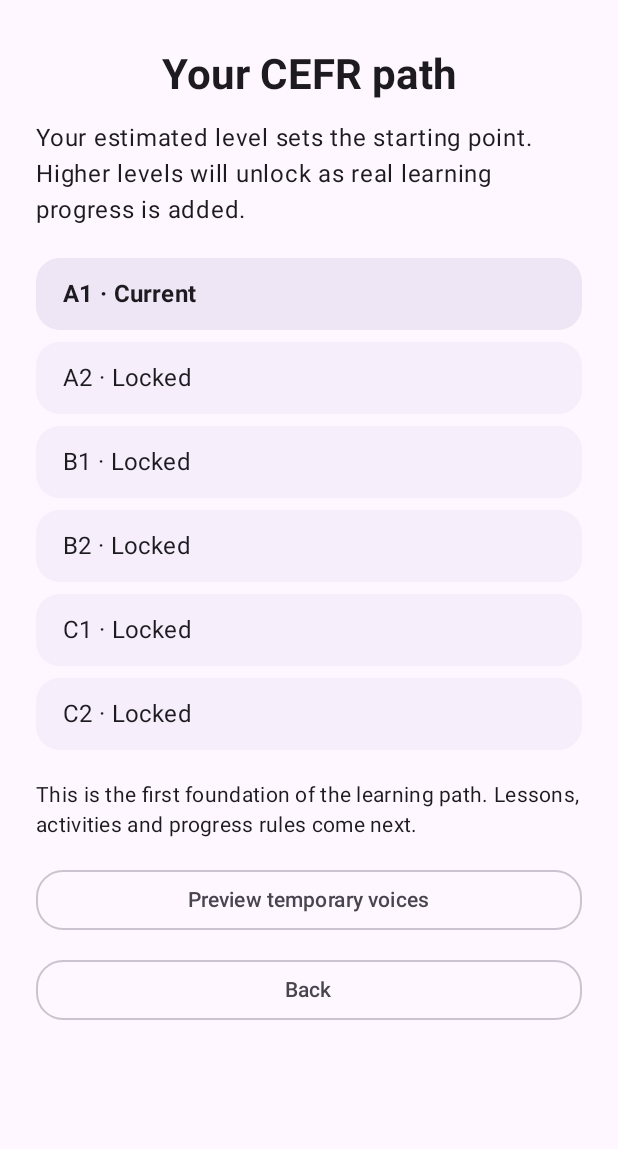
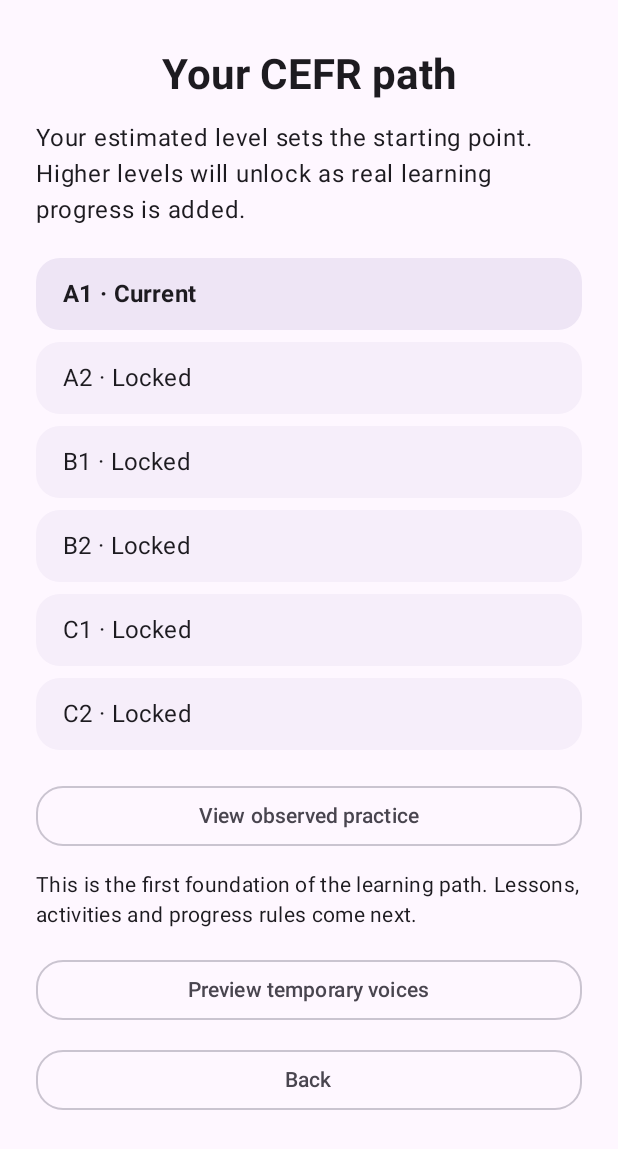
Before and after one commit to Canumori/Chiu-Know, an Android app built with Jetpack Compose: the composable LearningTrailScreen shown on its own in the app's theme, on a phone screen of 412 x 824 dp. Shown: the top 1149 px of the screen. Run offline under Robolectric (Android 15) with nearby library versions, the light colour scheme and no system bars; 2 statements that could not run were skipped.

Commit message:
feat: expose observed practice from learning trail

```diff
--- a/app/src/main/java/com/chiu/know/ui/ChiuKnowApp.kt
+++ b/app/src/main/java/com/chiu/know/ui/ChiuKnowApp.kt
@@ -90,6 +90,7 @@ import com.chiu.know.model.rebuildReviewScheduleStates
 import com.chiu.know.model.restoredLearnerPreferences
 import com.chiu.know.model.startAdaptivePlacement
 import com.chiu.know.model.startPlacementSession
+import com.chiu.know.model.summarizeLearningEvidenceBySkill
 import com.chiu.know.model.starterLearningActivityFor
 import com.chiu.know.model.starterNarrativeMicroUnitFor
 import com.chiu.know.model.supportedInterfaceLanguages
@@ -112,7 +113,7 @@ private fun learningEvidenceKey(languageCode: String) = stringSetPreferencesKey(
 private fun reviewScheduleKey(languageCode: String) = stringSetPreferencesKey("review_schedule_$languageCode")
 private const val OPTIONAL_PRACTICE_SESSION_SIZE = 5
 
-private enum class AppStep { LANGUAGE_SELECTION, PLACEMENT_INTRO, PLACEMENT_TEST, PLACEMENT_RESULT, PLACEMENT_UNRESOLVED, LEARNER_PREFERENCES, LEARNING_TRAIL, NARRATIVE_STORY, NARRATIVE_NEXT, LEARNING_ACTIVITY, VOICE_PREVIEW }
+private enum class AppStep { LANGUAGE_SELECTION, PLACEMENT_INTRO, PLACEMENT_TEST, PLACEMENT_RESULT, PLACEMENT_UNRESOLVED, LEARNER_PREFERENCES, LEARNING_TRAIL, NARRATIVE_STORY, NARRATIVE_NEXT, LEARNING_ACTIVITY, OBSERVED_PRACTICE, VOICE_PREVIEW }
 
 @Composable
 fun ChiuKnowApp() {
@@ -347,6 +348,7 @@ fun ChiuKnowApp() {
                             step = AppStep.NARRATIVE_STORY
                         }
                     },
+                    onViewObservedPractice = { step = AppStep.OBSERVED_PRACTICE },
                     onPreviewVoices = { step = AppStep.VOICE_PREVIEW },
                     onBack = {
                         step = if (trailOpenedFromResult) {
@@ -506,6 +508,10 @@ fun ChiuKnowApp() {
                         }
                     )
                 }
+                AppStep.OBSERVED_PRACTICE -> ObservedPracticeScreen(
+                    summaries = summarizeLearningEvidenceBySkill(persistedLearningEvidence),
+                    onBack = { step = AppStep.LEARNING_TRAIL }
+                )
                 AppStep.VOICE_PREVIEW -> VoiceSampleScreen(targetLanguage.code) { step = AppStep.LEARNING_TRAIL }
                 AppStep.LEARNING_ACTIVITY -> {
                     var queueRefreshTick by remember(targetLanguage.code, estimatedLevel) { mutableIntStateOf(0) }
@@ -658,6 +664,7 @@ private fun LearningTrailScreen(
     hasNarrative: Boolean,
     onStartFoundationActivity: () -> Unit,
     onStartNarrative: () -> Unit,
+    onViewObservedPractice: () -> Unit,
     onPreviewVoices: () -> Unit,
     onBack: () -> Unit
 ) {
@@ -724,6 +731,14 @@ private fun LearningTrailScreen(
             ) {
                 Text(stringResource(R.string.read_story))
             }
+        }
+        Spacer(Modifier.height(12.dp))
+        OutlinedButton(
+            modifier = Modifier.fillMaxWidth(),
+            shape = RoundedCornerShape(18.dp),
+            onClick = onViewObservedPractice
+        ) {
+            Text(stringResource(R.string.view_observed_practice))
         }
         Spacer(Modifier.height(12.dp))
         Text(
```
